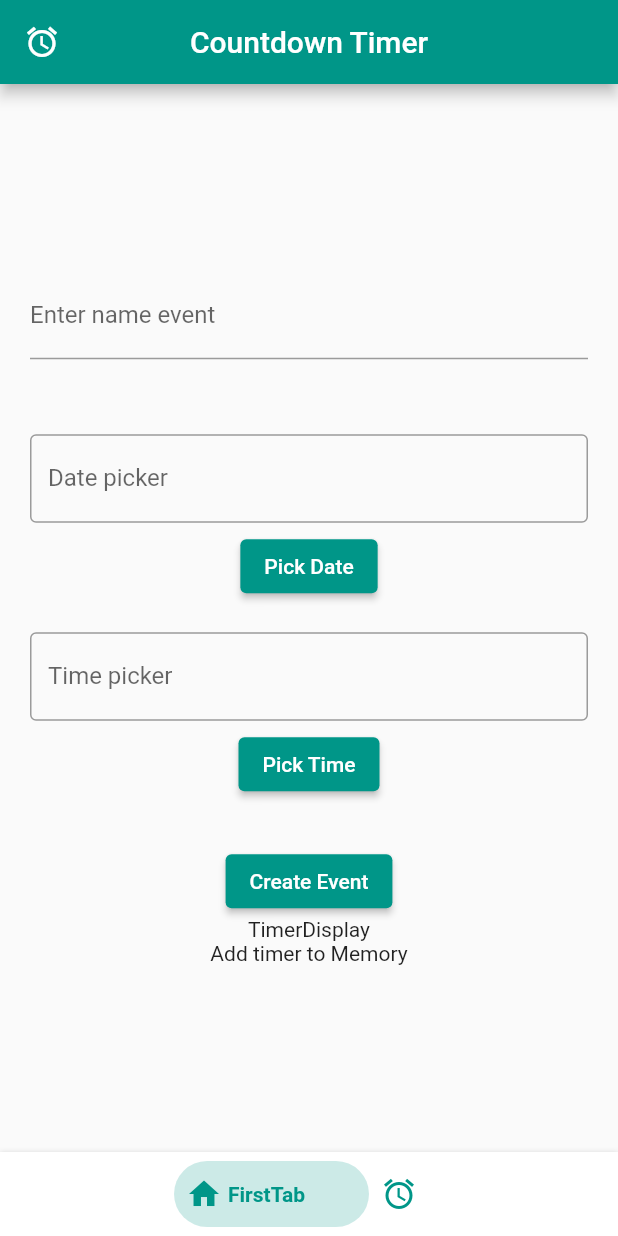
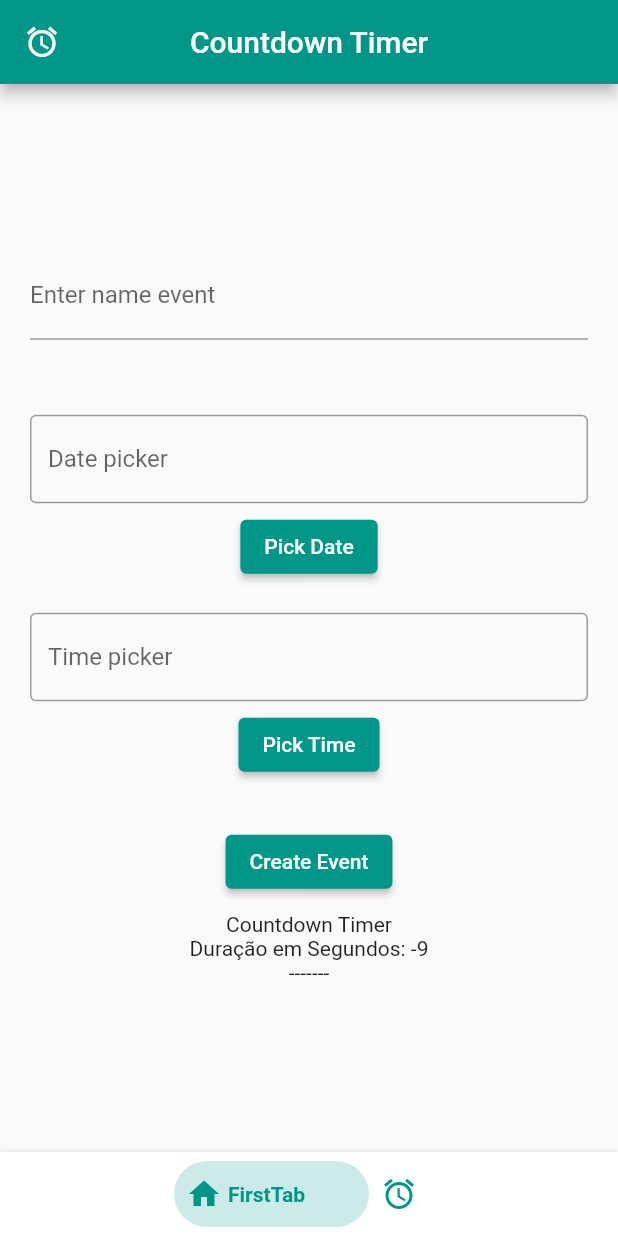
Before and after one commit to aostephano/countdown_timer, a Flutter app: the screen it shows after launch, after a tap on "Create Event", on a phone screen of 412 x 824 dp. Run offline on Flutter 3.47's test engine with Material 2 defaults, Android fonts, the phone set to English and light mode, and no system bars; drawn by our look-alikes of bottom_navy_bar.

Commit message:
Countdown timer not working properly... yet

```diff
--- a/lib/pages/tabs/FirsScreen.dart
+++ b/lib/pages/tabs/FirsScreen.dart
@@ -1,5 +1,6 @@
 import 'package:flutter/material.dart';
 
+import '../../widgets/DisplayCountdown.dart';
 import '../../widgets/DisplayInputs.dart';
 
 class FirstScreen extends StatefulWidget {
@@ -19,8 +20,10 @@ class _FirstScreenState extends State<FirstScreen> {
         crossAxisAlignment: CrossAxisAlignment.center,
         children: [
           DisplayInputs(),
-          Text("TimerDisplay"),
-          Text("Add timer to Memory"),
+          SizedBox(
+            height: 10,
+          ),
+          DisplayCountdown(),
         ],
       ),
     );
--- a/lib/pages/tabs/SecondScreen.dart
+++ b/lib/pages/tabs/SecondScreen.dart
@@ -22,27 +22,19 @@ class _SecondScreenState extends State<SecondScreen> {
         mainAxisAlignment: MainAxisAlignment.center,
         crossAxisAlignment: CrossAxisAlignment.center,
         children: [
-          for (var event in eventList)
-            ListTile(
-              leading: Icon(Icons.favorite),
-              title: Text(event.eventName),
-              subtitle: Text(
-                  event.eventDateTime.toString() + event.eventTime.toString()),
-            )
-          // eventList.isNotEmpty
-          //     ? ListView.builder(
-          //         itemCount: eventList.length,
-          //         itemBuilder: (BuildContext context, int index) {
-          //           var event = eventList[index];
-          //           return ListTile(
-          //             title: Text(event.eventName.toString()),
-          //             subtitle: Text(
-          //                 "${event.eventDateTime.toString()} • ${event.eventTime.toString()}"),
-          //             onTap: () {},
-          //           );
-          //         },
-          //       )
-          //     : const Text("No events yet :("),
+          eventList.isEmpty
+              ? Text("No events yet :(")
+              : Column(
+                  children: [
+                    for (var event in eventList)
+                      ListTile(
+                        leading: Icon(Icons.timelapse_rounded),
+                        title: Text(event.eventName),
+                        subtitle: Text(
+                            "DateTime: ${event.eventDateTime} Time: ${event.eventTime}"),
+                      )
+                  ],
+                ),
         ],
       ),
     );
--- a/lib/providers/EventProvider.dart
+++ b/lib/providers/EventProvider.dart
@@ -1,5 +1,6 @@
 import 'package:flutter/material.dart';
 import '../model/EventModel.dart';
+import 'dart:async';
 
 class EventProvider extends ChangeNotifier {
   List<EventModel> eventList = <EventModel>[];
@@ -7,7 +8,8 @@ class EventProvider extends ChangeNotifier {
   //Aux vars
   String currentEventName = '';
   DateTime currentDateTime = DateTime.now();
-  TimeOfDay currentEventTime = TimeOfDay(hour: 00, minute: 00);
+  TimeOfDay currentEventTime = TimeOfDay.now();
+  String currentCountdown = '';
 
   addEvent(String eventName, DateTime dateTime, TimeOfDay eventTime) {
     //auxInstance
@@ -17,4 +19,33 @@ class EventProvider extends ChangeNotifier {
 
     notifyListeners();
   }
+
+  void startCountdown(DateTime finalDateTime, TimeOfDay finalTimeOfDay) {
+    final now = DateTime.now();
+    final endDate = DateTime(finalDateTime.year, finalDateTime.month,
+        finalDateTime.day, finalTimeOfDay.hour, finalTimeOfDay.minute);
+
+    var duration = endDate.difference(now);
+
+    Timer.periodic(Duration(seconds: 1), (timer) {
+      if (duration.inSeconds <= 0) {
+        currentCountdown = "Duração em Segundos: ${duration.inSeconds}";
+        notifyListeners();
+        timer.cancel();
+      } else {
+        duration -= Duration(seconds: 1);
+        final days = duration.inDays;
+        final hours = duration.inHours;
+        final minutes = duration.inMinutes.remainder(60);
+        final seconds = duration.inSeconds.remainder(60);
+
+        // currentCountdown = "newStringValue";
+        currentCountdown =
+            '${days.toString()}:${hours.toString().padLeft(2, '0')}:${minutes.toString().padLeft(2, '0')}:${seconds.toString().padLeft(2, '0')}';
+        notifyListeners();
+      }
+    });
+
+    // notifyListeners();
+  }
 }
--- a/lib/widgets/CreateEventButton.dart
+++ b/lib/widgets/CreateEventButton.dart
@@ -23,6 +23,7 @@ class _CreateEventButtonState extends State<CreateEventButton> {
             TimeOfDay currentEventTime = eventState.currentEventTime;
             eventState.addEvent(
                 currentEventName, currentDateTime, currentEventTime);
+            eventState.startCountdown(currentDateTime, currentEventTime);
           },
           child: Text("Create Event"),
         ),
--- /dev/null
+++ b/lib/widgets/DisplayCountdown.dart
@@ -0,0 +1,27 @@
+import 'package:flutter/cupertino.dart';
+import 'package:provider/provider.dart';
+
+import '../providers/EventProvider.dart';
+
+class DisplayCountdown extends StatefulWidget {
+  const DisplayCountdown({Key? key}) : super(key: key);
+
+  @override
+  State<DisplayCountdown> createState() => _DisplayCountdownState();
+}
+
+class _DisplayCountdownState extends State<DisplayCountdown> {
+  @override
+  Widget build(BuildContext context) {
+    var eventState = context.watch<EventProvider>();
+    return Container(
+      child: Column(
+        children: [
+          Text("Countdown Timer"),
+          Text("${eventState.currentCountdown}"),
+          Text("-------"),
+        ],
+      ),
+    );
+  }
+}
```
